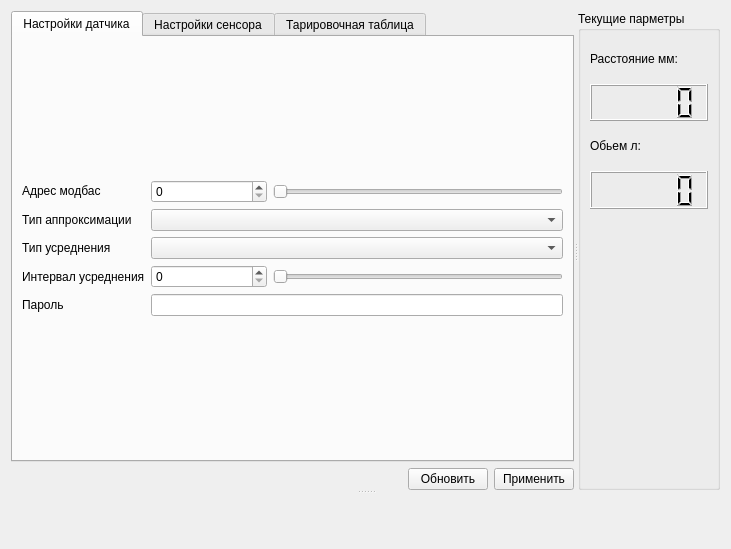
Before: the Qt Designer form mws.ui in zaitseu1994/EurosensConfig, drawn with Qt 5.
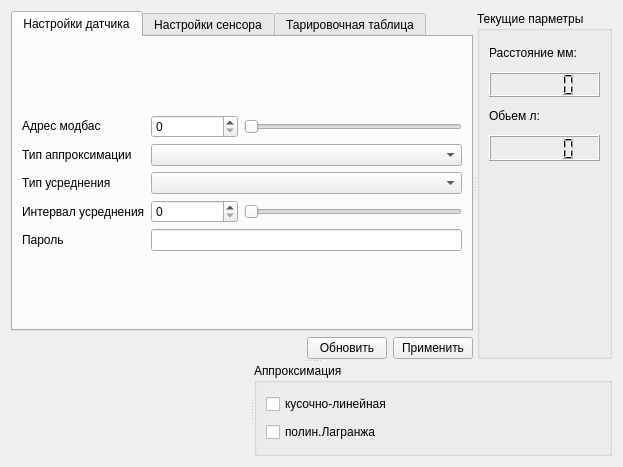
After: the same form once the commit is applied. The open tabs and pages were chosen to show the change. Custom widgets are drawn as their Qt base class.

```diff
--- a/mws.ui
+++ b/mws.ui
@@ -6,24 +6,30 @@
    <rect>
     <x>0</x>
     <y>0</y>
-    <width>731</width>
-    <height>549</height>
+    <width>623</width>
+    <height>467</height>
    </rect>
   </property>
   <property name="windowTitle">
    <string>Form</string>
   </property>
-  <layout class="QGridLayout" name="gridLayout">
+  <layout class="QGridLayout" name="gridLayout_6">
    <item row="0" column="0">
-    <widget class="QSplitter" name="splitter_2">
+    <widget class="QSplitter" name="splitter_3">
      <property name="orientation">
       <enum>Qt::Vertical</enum>
      </property>
      <widget class="QSplitter" name="splitter">
+      <property name="frameShape">
+       <enum>QFrame::NoFrame</enum>
+      </property>
+      <property name="lineWidth">
+       <number>1</number>
+      </property>
       <property name="orientation">
        <enum>Qt::Horizontal</enum>
       </property>
-      <widget class="QWidget" name="">
+      <widget class="QWidget" name="layoutWidget">
        <layout class="QVBoxLayout" name="verticalLayout">
         <item>
          <widget class="QTabWidget" name="tabWidget">
@@ -613,7 +619,45 @@
        </layout>
       </widget>
      </widget>
-     <widget class="QCustomPlot" name="graph_table" native="true"/>
+     <widget class="QSplitter" name="splitter_2">
+      <property name="frameShape">
+       <enum>QFrame::NoFrame</enum>
+      </property>
+      <property name="frameShadow">
+       <enum>QFrame::Plain</enum>
+      </property>
+      <property name="lineWidth">
+       <number>1</number>
+      </property>
+      <property name="midLineWidth">
+       <number>2</number>
+      </property>
+      <property name="orientation">
+       <enum>Qt::Horizontal</enum>
+      </property>
+      <widget class="QCustomPlot" name="graph_table" native="true"/>
+      <widget class="QGroupBox" name="group_Approximation">
+       <property name="title">
+        <string>Аппроксимация</string>
+       </property>
+       <layout class="QGridLayout" name="gridLayout">
+        <item row="0" column="0">
+         <widget class="QCheckBox" name="check_Linear">
+          <property name="text">
+           <string>кусочно-линейная</string>
+          </property>
+         </widget>
+        </item>
+        <item row="1" column="0">
+         <widget class="QCheckBox" name="check_Lagranj">
+          <property name="text">
+           <string>полин.Лагранжа</string>
+          </property>
+         </widget>
+        </item>
+       </layout>
+      </widget>
+     </widget>
     </widget>
    </item>
   </layout>
```
Left out of the diff: 2 changed lines with no effect on the pictures.
